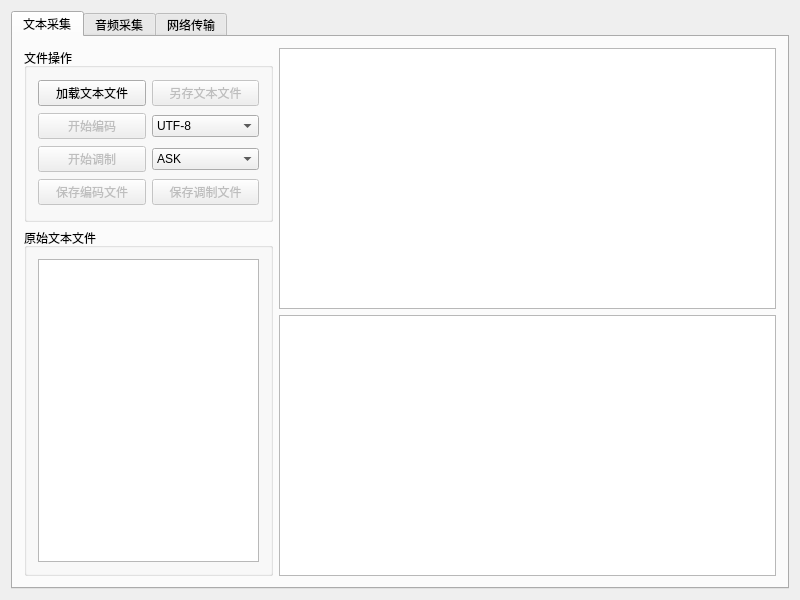
First picture: the form in SignalTransmitter/mainwindow.ui, repository RyougiSama/SignalTransmitter, before the edit.
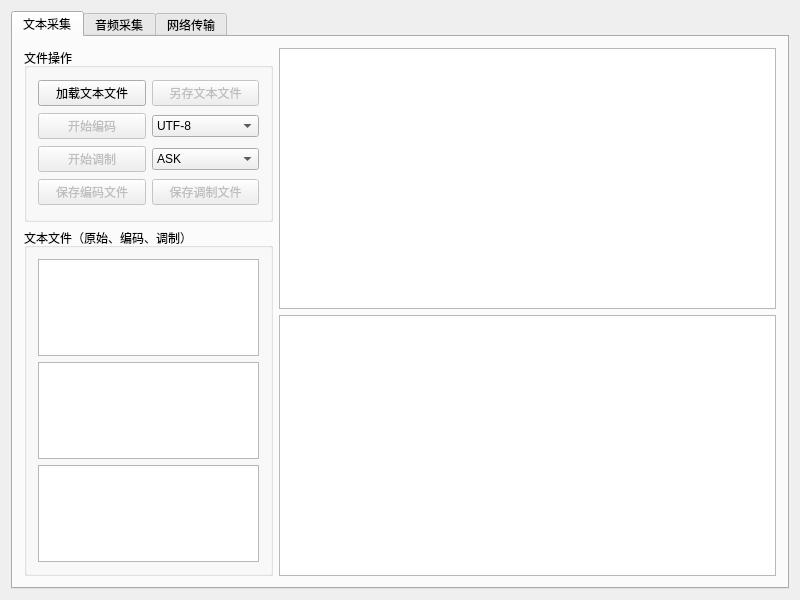
Second picture: the form after the edit. Icons and pictures are not drawn. Custom widgets are drawn as their Qt base class.

Commit message:
添加文本编码功能及相关UI更新
在 `mainwindow.cpp` 中实现了 `on_btn_encode_clicked()` 槽函数，用于处理文本编码并显示编码后的二进制数据，失败时弹出警告框。更新了 `mainwindow.h` 以声明新槽函数，并在 `mainwindow.ui` 中添加了显示编码数据的 `QTextBrowser` 组件。

在 `txtmodel.cpp` 中实现了 `EncodeTxtFile` 函数，根据用户选择的编码类型将原始文本编码为字节流，并按位展开存储在 `txt_encoded_data_` 中。更新了 `txtmodel.h` 以声明新函数并添加成员变量。

Diff of the .ui file:
```diff
--- a/SignalTransmitter/mainwindow.ui
+++ b/SignalTransmitter/mainwindow.ui
@@ -150,12 +150,18 @@
          <item>
           <widget class="QGroupBox" name="groupBox_3">
            <property name="title">
-            <string>原始文本文件</string>
+            <string>文本文件（原始、编码、调制）</string>
            </property>
            <layout class="QGridLayout" name="gridLayout_4">
+            <item row="1" column="0">
+             <widget class="QTextBrowser" name="textBrowser_encoded"/>
+            </item>
             <item row="0" column="0">
              <widget class="QTextBrowser" name="textBrowser_txt"/>
             </item>
+            <item row="2" column="0">
+             <widget class="QTextBrowser" name="textBrowser_modulated"/>
+            </item>
            </layout>
           </widget>
          </item>
```
The commit also changes 4 other files.
